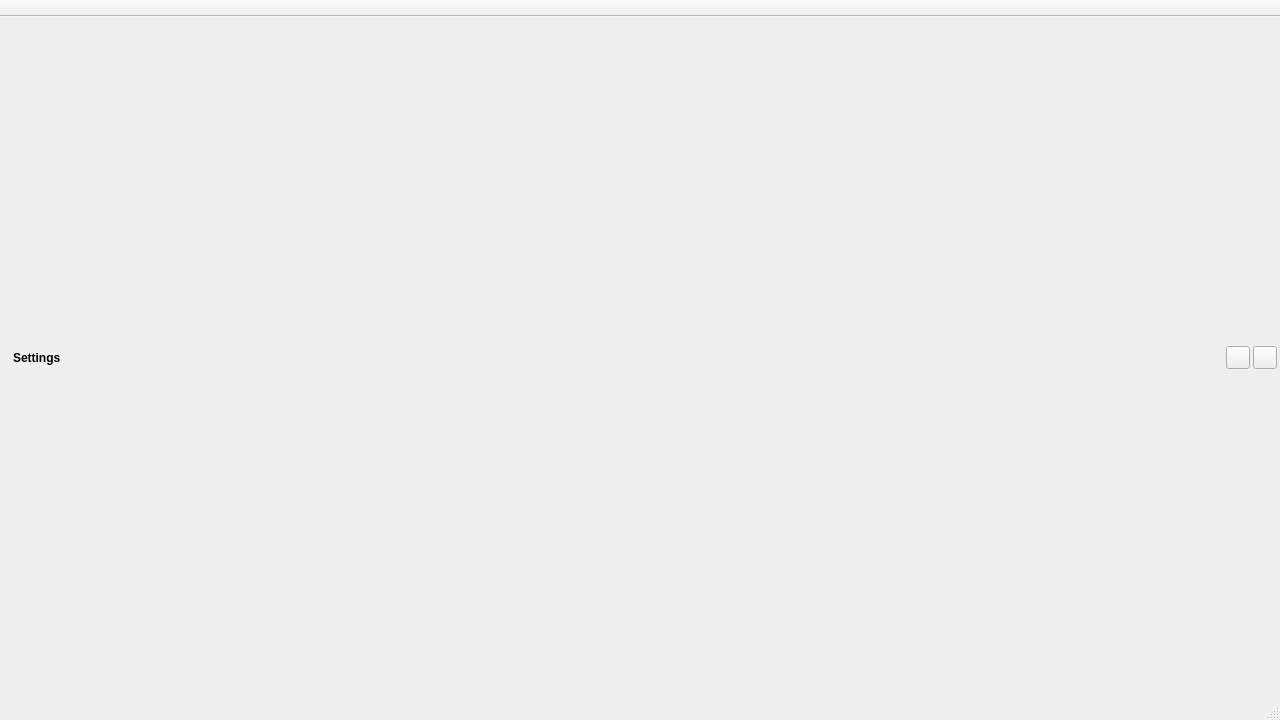
Before: the Qt Designer form src/mainwindow.ui in RxLaboratory/Ramses-Client, drawn with Qt 5.
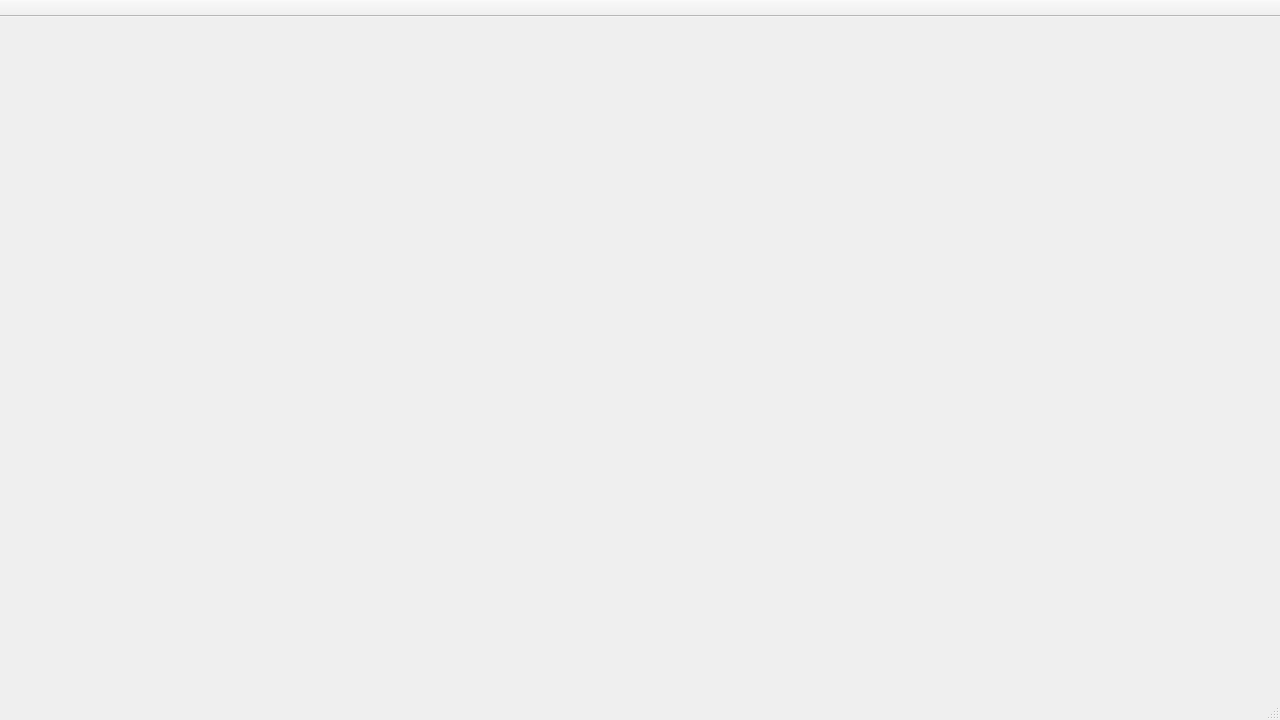
After: the same form once the commit is applied. Icons and pictures are not drawn.

```diff
--- a/src/mainwindow.ui
+++ b/src/mainwindow.ui
@@ -75,87 +75,6 @@
         <property name="bottomMargin">
          <number>0</number>
         </property>
-        <item>
-         <widget class="QWidget" name="titleWidget" native="true">
-          <property name="sizePolicy">
-           <sizepolicy hsizetype="Preferred" vsizetype="Minimum">
-            <horstretch>0</horstretch>
-            <verstretch>0</verstretch>
-           </sizepolicy>
-          </property>
-          <layout class="QHBoxLayout" name="horizontalLayout">
-           <property name="spacing">
-            <number>3</number>
-           </property>
-           <property name="leftMargin">
-            <number>13</number>
-           </property>
-           <property name="topMargin">
-            <number>3</number>
-           </property>
-           <property name="rightMargin">
-            <number>3</number>
-           </property>
-           <property name="bottomMargin">
-            <number>3</number>
-           </property>
-           <item>
-            <widget class="QLabel" name="label">
-             <property name="font">
-              <font>
-               <weight>75</weight>
-               <bold>true</bold>
-              </font>
-             </property>
-             <property name="text">
-              <string>Settings</string>
-             </property>
-            </widget>
-           </item>
-           <item>
-            <spacer name="horizontalSpacer">
-             <property name="orientation">
-              <enum>Qt::Horizontal</enum>
-             </property>
-             <property name="sizeHint" stdset="0">
-              <size>
-               <width>40</width>
-               <height>20</height>
-              </size>
-             </property>
-            </spacer>
-           </item>
-           <item>
-            <widget class="QToolButton" name="duqf_reinitSettingsButton">
-             <property name="toolTip">
-              <string>Reset all settings to their default values and restart the application</string>
-             </property>
-             <property name="text">
-              <string/>
-             </property>
-             <property name="icon">
-              <iconset resource="duqf_resources.qrc">
-               <normaloff>:/icons/reinit</normaloff>:/icons/reinit</iconset>
-             </property>
-            </widget>
-           </item>
-           <item>
-            <widget class="QToolButton" name="duqf_closeSettingsButton">
-             <property name="toolTip">
-              <string>Close settings</string>
-             </property>
-             <property name="text">
-              <string/>
-             </property>
-             <property name="icon">
-              <iconset resource="duqf_resources.qrc">
-               <normaloff>:/icons/close</normaloff>:/icons/close</iconset>
-             </property>
-            </widget>
-           </item>
-          </layout>
-         </widget>
-        </item>
        </layout>
       </widget>
      </widget>
```
Left out of the diff: 1 changed line with no effect on the pictures.
